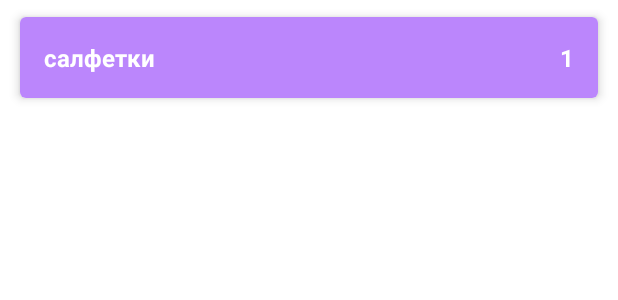
After one commit to Fail-Salikhov/ShopList, an Android app: the layout item_shop_enabeld.xml on its own in the app's theme, with its tools: preview values and no code run, on a phone screen of 412 x 824 dp. The commit adds this screen. Shown: the top 300 px of the screen. Run offline under Robolectric (Android 15) with nearby library versions, the phone set to English and light mode, and no system bars.

Commit message:
добавлены макеты

```diff
--- /dev/null
+++ b/app/src/main/res/layout/item_shop_enabeld.xml
@@ -0,0 +1,46 @@
+<?xml version="1.0" encoding="utf-8"?>
+<androidx.cardview.widget.CardView xmlns:android="http://schemas.android.com/apk/res/android"
+    android:layout_width="match_parent"
+    android:layout_height="wrap_content"
+    xmlns:app="http://schemas.android.com/apk/res-auto"
+    xmlns:tools="http://schemas.android.com/tools"
+    android:layout_marginStart="8dp"
+    android:layout_marginEnd="8dp"
+    android:layout_marginTop="4dp"
+    android:layout_marginBottom="4dp"
+    app:cardCornerRadius="4dp"
+    app:cardElevation="4dp"
+    app:cardUseCompatPadding="true">
+
+    <LinearLayout
+        android:layout_width="match_parent"
+        android:layout_height="wrap_content"
+        android:orientation="horizontal"
+        android:background="@color/purple_200"
+        android:padding="16dp">
+
+        <TextView
+            android:id="@+id/tv_name"
+            android:layout_width="match_parent"
+            android:layout_height="wrap_content"
+            android:layout_weight="1"
+            android:textColor="@color/white"
+            android:textSize="16sp"
+            android:textStyle="bold"
+            tools:text="салфетки" />
+
+        <TextView
+            android:id="@+id/tv_count"
+            android:layout_width="wrap_content"
+            android:layout_height="wrap_content"
+            android:textColor="@color/white"
+            android:textSize="16sp"
+            android:textStyle="bold"
+            tools:text="1"
+             />
+
+
+
+    </LinearLayout>
+
+</androidx.cardview.widget.CardView>
--- a/app/src/main/res/values/strings.xml
+++ b/app/src/main/res/values/strings.xml
@@ -1,3 +1,4 @@
 <resources>
     <string name="app_name">ShopList</string>
+    <string name="add_new_shop_item">Add new shop item</string>
 </resources>
```
Also changed, not shown: app/src/main/res/drawable/ic_add.xml (added, +9 -0 lines), app/src/main/res/layout/activity_main.xml (+34 -5 lines), app/src/main/res/layout/item_shop_disabled.xml (added, +47 -0 lines).
